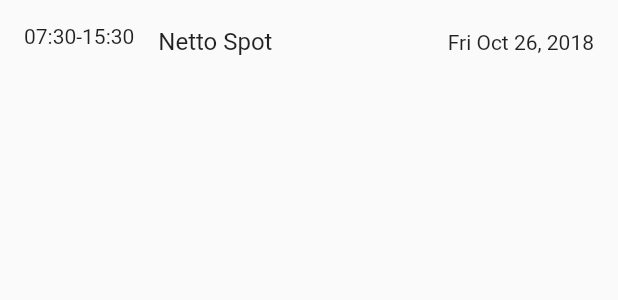
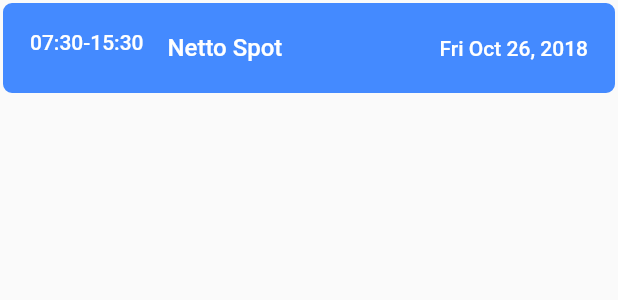
Before and after one commit to effortless-mgmt/ems_app, a Flutter app: the AppointmentWidget widget shown alone on an empty page, opened directly with sample values from the repository, on a phone screen of 412 x 824 dp. Shown: the top 300 px of the screen. Run offline on Flutter 3.47's test engine with Material 2 defaults, Android fonts, the phone set to English and light mode, and no system bars; our stand-ins replace tuple; missing offline and left inert: flutter_duration_picker; accounts and stored records are empty.

Commit message:
Added selectedStyle and changed dateInfo on selected date. All tiles are now selected until BloC is implemented. Really for merge.

```diff
--- a/lib/src/models/appointment.dart
+++ b/lib/src/models/appointment.dart
@@ -69,17 +69,33 @@ class Appointment {
 class AppointmentWidget extends StatelessWidget {
   final Appointment appointment;
   final DateTime currentDatetime;
+  final bool tempSelected = true;
+
+  final TextStyle selectedStyle =
+      TextStyle(fontWeight: FontWeight.w500, color: Colors.white);
 
   AppointmentWidget(this.appointment, this.currentDatetime);
 
   @override
   Widget build(BuildContext context) {
     print("Building appointment listTile");
-    return ListTile(
-        trailing: new Text(Utils.fullDayFormat(appointment.date)),
-        leading: new Text(
-            "${appointment.start.format(context)}-${appointment.stop.format(context)}"),
-        title: new Text(appointment.location),
-        selected: Utils.isSameDay(currentDatetime, appointment.date));
+    return Container(
+      margin: const EdgeInsets.all(2.0),
+      decoration: new BoxDecoration(
+          color: Colors.blueAccent,
+          borderRadius: BorderRadius.all(Radius.circular(6.0)),
+          border: tempSelected
+              ? new Border.all(color: Colors.blueAccent, width: 2.0)
+              : null),
+      child: ListTile(
+          trailing: new Text(Utils.fullDayFormat(appointment.date),
+              style: tempSelected ? selectedStyle : null),
+          leading: new Text(
+              "${appointment.start.format(context)}-${appointment.stop.format(context)}",
+              style: tempSelected ? selectedStyle : null),
+          title: new Text(appointment.location,
+              style: tempSelected ? selectedStyle : null),
+          selected: Utils.isSameDay(currentDatetime, appointment.date)),
+    );
   }
 }
--- a/lib/src/widgets/calendar/calendar_widget.dart
+++ b/lib/src/widgets/calendar/calendar_widget.dart
@@ -45,6 +45,7 @@ class _CalendarState extends State<Calendar> {
   String displayMonth;
   Appointment appointment;
   bool selectedHasAppointment = false;
+  int appointmentCount = 0;
   DateTime get selectedDate => _selectedDate;
 
   void initState() {
@@ -218,7 +219,7 @@ class _CalendarState extends State<Calendar> {
         child: new Center(
           child: selectedHasAppointment
               ? new Text(
-                  "${Utils.fullDayFormat(appointment.date)} at ${appointment.location}")
+                  "$appointmentCount appointment at ${appointment.location}")
               : new Text(
                   "No appointments on " + Utils.fullDayFormat(selectedDate)),
           // new IconButton(
@@ -455,10 +456,12 @@ class _CalendarState extends State<Calendar> {
     var firstDayOfCurrentWeek = Utils.firstDayOfWeek(day);
     var lastDayOfCurrentWeek = Utils.lastDayOfWeek(day);
     selectedHasAppointment = false;
+    appointmentCount = 0;
     for (Appointment a in _appointments) {
       if (Utils.isSameDay(a.date, day)) {
         appointment = a;
         selectedHasAppointment = true;
+        appointmentCount++;
       }
     }
     setState(() {
```
